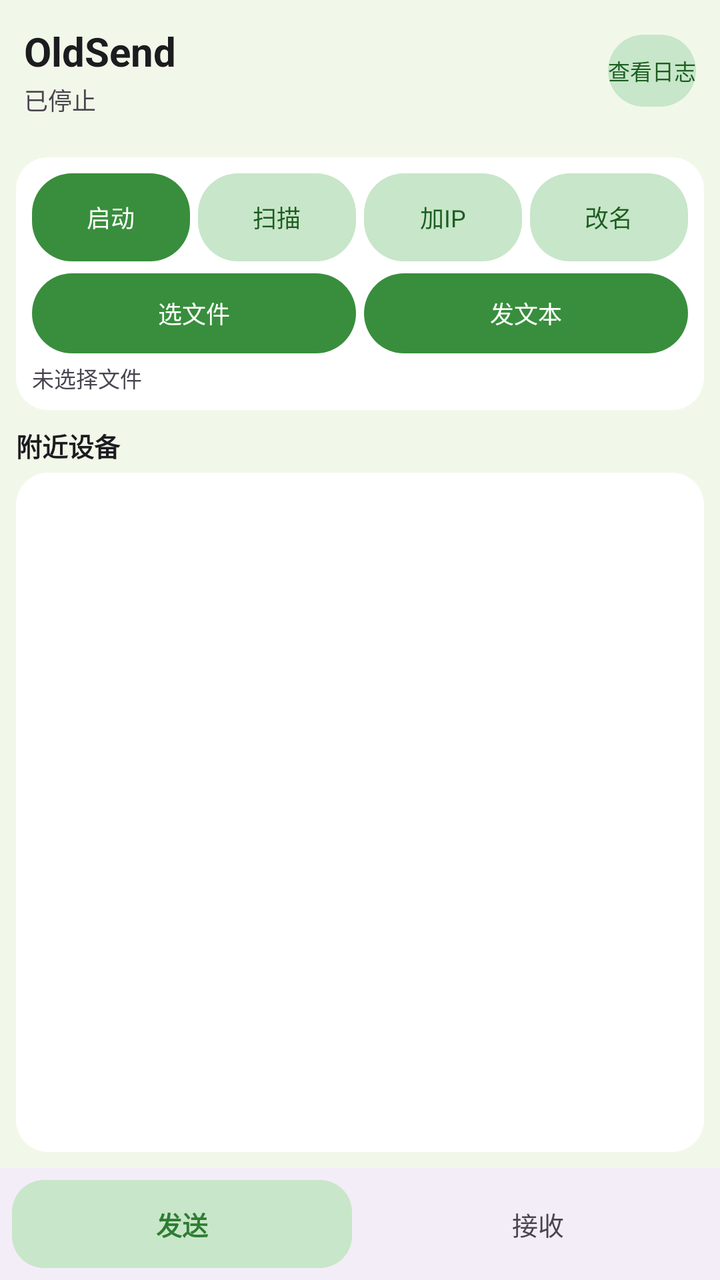
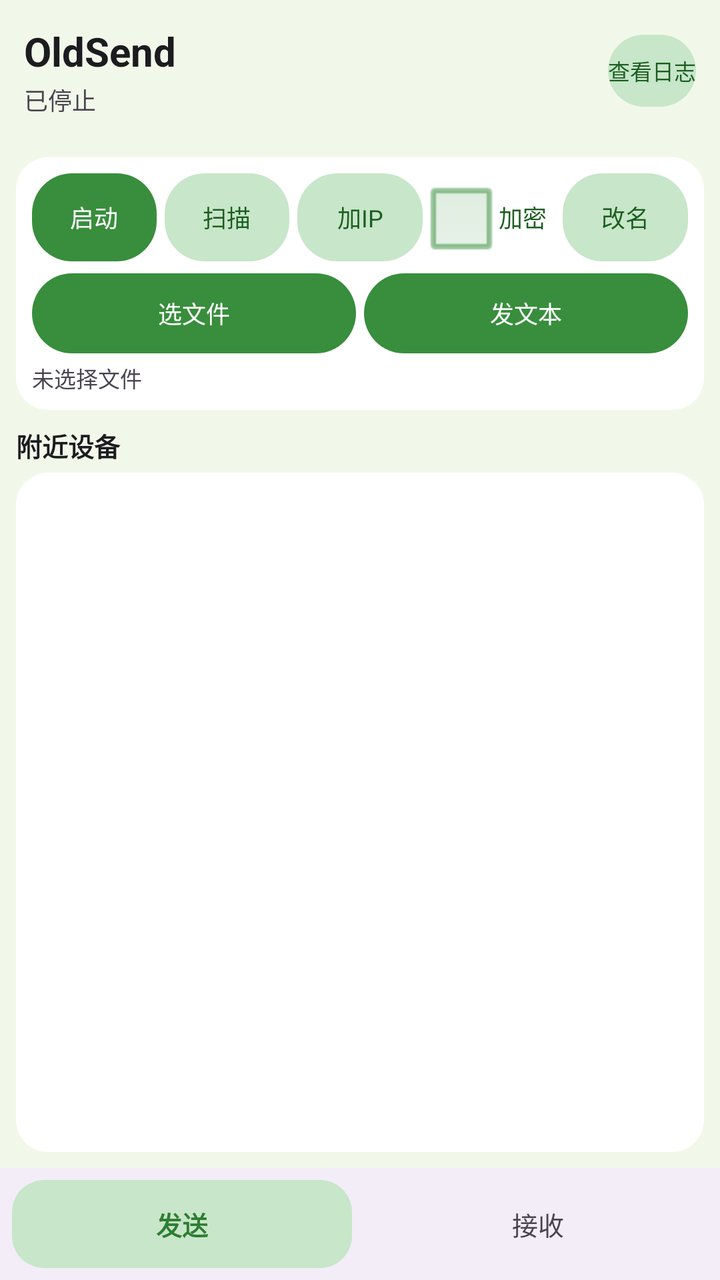

Compare the two renders of this Android layout. The source of the first and the diff that turns it into the second are given below.
<!-- AndroidManifest.xml: application theme android:Theme.Light -->
<!-- res/layout/activity_main.xml -->
<?xml version="1.0" encoding="utf-8"?>
<LinearLayout xmlns:android="http://schemas.android.com/apk/res/android"
    android:orientation="vertical"
    android:layout_width="match_parent"
    android:layout_height="match_parent"
    android:background="@drawable/bg_md3_main">

    
    <LinearLayout
        android:layout_width="match_parent"
        android:layout_height="wrap_content"
        android:orientation="horizontal"
        android:padding="12dp"
        android:gravity="center_vertical">
        <LinearLayout
            android:layout_width="0dp"
            android:layout_weight="1"
            android:layout_height="wrap_content"
            android:orientation="vertical">
            <TextView
                android:layout_width="wrap_content"
                android:layout_height="wrap_content"
                android:text="OldSend"
                android:textSize="20sp"
                android:textStyle="bold"
                android:textColor="#1C1B1F"/>
            <TextView
                android:id="@+id/status"
                android:layout_width="wrap_content"
                android:layout_height="wrap_content"
                android:textSize="12sp"
                android:textColor="#49454F"
                android:layout_marginTop="2dp"
                android:text="已停止"/>
        </LinearLayout>
        
        
        <Button
            android:id="@+id/btn_log"
            android:layout_width="wrap_content"
            android:layout_height="36dp"
            android:text="查看日志"
            android:textSize="11sp"
            android:background="@drawable/btn_md3_secondary"
            android:textColor="#1B5E20"/>
    </LinearLayout>

    
    <FrameLayout
        android:layout_width="match_parent"
        android:layout_height="0dp"
        android:layout_weight="1"
        android:padding="8dp">

        
        <LinearLayout
            android:id="@+id/page_send"
            android:layout_width="match_parent"
            android:layout_height="match_parent"
            android:orientation="vertical"
            android:visibility="visible">

            <LinearLayout
                android:layout_width="match_parent"
                android:layout_height="wrap_content"
                android:background="@drawable/bg_md3_card"
                android:orientation="vertical"
                android:padding="8dp">
                
                
                <LinearLayout
                    android:orientation="horizontal"
                    android:layout_width="match_parent"
                    android:layout_height="wrap_content">
                    <Button android:id="@+id/toggle" android:layout_width="0dp" android:layout_weight="1" android:layout_height="44dp" android:background="@drawable/btn_md3_primary" android:textColor="#FFFFFF" android:textSize="12sp" android:text="启动"/>
                    <Button android:id="@+id/scan" android:layout_width="0dp" android:layout_weight="1" android:layout_height="44dp" android:layout_marginLeft="4dp" android:background="@drawable/btn_md3_secondary" android:textColor="#1B5E20" android:textSize="12sp" android:text="扫描"/>
                    <Button android:id="@+id/manual" android:layout_width="0dp" android:layout_weight="1" android:layout_height="44dp" android:layout_marginLeft="4dp" android:background="@drawable/btn_md3_secondary" android:textColor="#1B5E20" android:textSize="12sp" android:text="加IP"/>
                    <Button android:id="@+id/set_name" android:layout_width="0dp" android:layout_weight="1" android:layout_height="44dp" android:layout_marginLeft="4dp" android:background="@drawable/btn_md3_secondary" android:textColor="#1B5E20" android:textSize="12sp" android:text="改名"/>
                </LinearLayout>
                
                
                <LinearLayout
                    android:orientation="horizontal"
                    android:layout_width="match_parent"
                    android:layout_height="wrap_content"
                    android:layout_marginTop="6dp"
                    android:gravity="center_vertical">
                    <Button android:id="@+id/pick_file" android:layout_width="0dp" android:layout_weight="1" android:layout_height="40dp" android:background="@drawable/btn_md3_primary" android:textColor="#FFFFFF" android:textSize="12sp" android:text="选文件"/>
                    <Button android:id="@+id/send_text" android:layout_width="0dp" android:layout_weight="1" android:layout_height="40dp" android:layout_marginLeft="4dp" android:background="@drawable/btn_md3_primary" android:textColor="#FFFFFF" android:textSize="12sp" android:text="发文本"/>
                </LinearLayout>

                <TextView android:id="@+id/selected_file" android:layout_width="match_parent" android:layout_height="wrap_content" android:textSize="11sp" android:textColor="#49454F" android:layout_marginTop="4dp" android:singleLine="true" android:ellipsize="middle" android:text="未选择文件"/>
            </LinearLayout>

            <ProgressBar
                android:id="@+id/progress"
                style="?android:attr/progressBarStyleHorizontal"
                android:layout_width="match_parent"
                android:layout_height="wrap_content"
                android:layout_marginTop="6dp"
                android:max="100"
                android:progress="0"
                android:visibility="gone"/>

            <TextView android:layout_width="match_parent" android:layout_height="wrap_content" android:textSize="13sp" android:textStyle="bold" android:textColor="#1C1B1F" android:paddingTop="8dp" android:paddingBottom="4dp" android:text="附近设备"/>
            <ListView android:id="@+id/devices" android:layout_width="match_parent" android:layout_height="0dp" android:layout_weight="1" android:background="@drawable/bg_md3_card"/>
        </LinearLayout>

        
        <LinearLayout
            android:id="@+id/page_receive"
            android:layout_width="match_parent"
            android:layout_height="match_parent"
            android:orientation="vertical"
            android:visibility="gone">
            <TextView android:layout_width="match_parent" android:layout_height="wrap_content" android:textSize="13sp" android:textStyle="bold" android:textColor="#1C1B1F" android:paddingBottom="4dp" android:text="接收记录 (点击打开)"/>
            <ListView android:id="@+id/history_list" android:layout_width="match_parent" android:layout_height="0dp" android:layout_weight="1" android:background="@drawable/bg_md3_card"/>
        </LinearLayout>
    </FrameLayout>

    
    <LinearLayout
        android:layout_width="match_parent"
        android:layout_height="56dp"
        android:orientation="horizontal"
        android:background="#F3EDF7"
        android:padding="6dp"
        android:gravity="center">
        <LinearLayout
            android:id="@+id/tab_send"
            android:layout_width="0dp"
            android:layout_weight="1"
            android:layout_height="match_parent"
            android:background="@drawable/bg_tab_selected"
            android:gravity="center"
            android:orientation="vertical">
            <TextView android:layout_width="wrap_content" android:layout_height="wrap_content" android:text="发送" android:textColor="#2E7D32" android:textStyle="bold" android:textSize="13sp"/>
        </LinearLayout>
        <View android:layout_width="8dp" android:layout_height="match_parent"/>
        <LinearLayout
            android:id="@+id/tab_receive"
            android:layout_width="0dp"
            android:layout_weight="1"
            android:layout_height="match_parent"
            android:gravity="center"
            android:orientation="vertical">
            <TextView android:id="@+id/tab_receive_text" android:layout_width="wrap_content" android:layout_height="wrap_content" android:text="接收" android:textColor="#49454F" android:textSize="13sp"/>
        </LinearLayout>
    </LinearLayout>
</LinearLayout>
<!-- resources referenced by this layout -->
<resources>
  <!-- drawable bg_md3_card (drawable) -->
  <?xml version="1.0" encoding="utf-8"?>
  <shape xmlns:android="http://schemas.android.com/apk/res/android">
      <solid android:color="#FFFFFF"/>
      <corners android:radius="16dp"/>
  </shape>
  <!-- drawable bg_md3_main (drawable) -->
  <?xml version="1.0" encoding="utf-8"?>
  <shape xmlns:android="http://schemas.android.com/apk/res/android">
      <solid android:color="#F1F8E9"/>
  </shape>
  <!-- drawable bg_tab_selected (drawable) -->
  <?xml version="1.0" encoding="utf-8"?>
  <shape xmlns:android="http://schemas.android.com/apk/res/android">
      <solid android:color="#C8E6C9"/>
      <corners android:radius="16dp"/>
  </shape>
  <!-- drawable btn_md3_primary (drawable) -->
  <?xml version="1.0" encoding="utf-8"?>
  <selector xmlns:android="http://schemas.android.com/apk/res/android">
      <item android:state_pressed="true">
          <shape><solid android:color="#2E7D32"/><corners android:radius="20dp"/></shape>
      </item>
      <item>
          <shape><solid android:color="#388E3C"/><corners android:radius="20dp"/></shape>
      </item>
  </selector>
  <!-- drawable btn_md3_secondary (drawable) -->
  <?xml version="1.0" encoding="utf-8"?>
  <selector xmlns:android="http://schemas.android.com/apk/res/android">
      <item android:state_pressed="true">
          <shape><solid android:color="#A5D6A7"/><corners android:radius="20dp"/></shape>
      </item>
      <item>
          <shape><solid android:color="#C8E6C9"/><corners android:radius="20dp"/></shape>
      </item>
  </selector>
</resources>

<!-- the commit's change to res/layout/activity_main.xml (unified diff, before → after) -->
@@ -75,6 +75,7 @@
                     <Button android:id="@+id/toggle" android:layout_width="0dp" android:layout_weight="1" android:layout_height="44dp" android:background="@drawable/btn_md3_primary" android:textColor="#FFFFFF" android:textSize="12sp" android:text="启动"/>
                     <Button android:id="@+id/scan" android:layout_width="0dp" android:layout_weight="1" android:layout_height="44dp" android:layout_marginLeft="4dp" android:background="@drawable/btn_md3_secondary" android:textColor="#1B5E20" android:textSize="12sp" android:text="扫描"/>
                     <Button android:id="@+id/manual" android:layout_width="0dp" android:layout_weight="1" android:layout_height="44dp" android:layout_marginLeft="4dp" android:background="@drawable/btn_md3_secondary" android:textColor="#1B5E20" android:textSize="12sp" android:text="加IP"/>
+                    <CheckBox android:id="@+id/cb_https" android:layout_width="wrap_content" android:layout_height="44dp" android:text="加密" android:textSize="12sp" android:textColor="#1B5E20" android:buttonTint="#388E3C" android:layout_marginRight="4dp"/>
                     <Button android:id="@+id/set_name" android:layout_width="0dp" android:layout_weight="1" android:layout_height="44dp" android:layout_marginLeft="4dp" android:background="@drawable/btn_md3_secondary" android:textColor="#1B5E20" android:textSize="12sp" android:text="改名"/>
                 </LinearLayout>
                 
